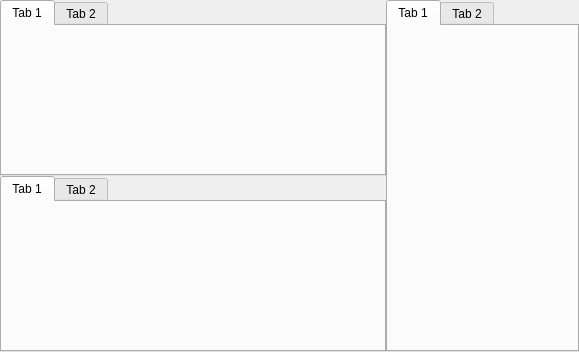
pyunity/pyunity-gui, file editor/editor.ui: the form before one commit.
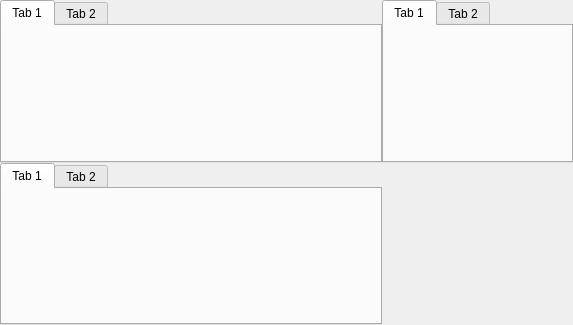
The form after the commit.

```diff
--- a/editor/editor.ui
+++ b/editor/editor.ui
@@ -6,15 +6,21 @@
    <rect>
     <x>0</x>
     <y>0</y>
-    <width>579</width>
-    <height>352</height>
+    <width>573</width>
+    <height>325</height>
    </rect>
   </property>
   <property name="windowTitle">
    <string>MainWindow</string>
   </property>
   <widget class="QWidget" name="centralwidget">
-   <layout class="QGridLayout" name="gridLayout" rowstretch="0,0" columnstretch="2,1">
+   <property name="sizePolicy">
+    <sizepolicy hsizetype="Preferred" vsizetype="Expanding">
+     <horstretch>0</horstretch>
+     <verstretch>0</verstretch>
+    </sizepolicy>
+   </property>
+   <layout class="QGridLayout" name="gridLayout" rowstretch="0,0" columnstretch="2,1,0">
     <property name="leftMargin">
      <number>0</number>
     </property>
@@ -30,20 +36,6 @@
     <property name="spacing">
      <number>0</number>
     </property>
-    <item row="0" column="0">
-     <widget class="QTabWidget" name="tabWidget">
-      <widget class="QWidget" name="tab">
-       <attribute name="title">
-        <string>Tab 1</string>
-       </attribute>
-      </widget>
-      <widget class="QWidget" name="tab_2">
-       <attribute name="title">
-        <string>Tab 2</string>
-       </attribute>
-      </widget>
-     </widget>
-    </item>
     <item row="1" column="0">
      <widget class="QTabWidget" name="tabWidget_3">
       <widget class="QWidget" name="tab_5">
@@ -58,7 +50,21 @@
       </widget>
      </widget>
     </item>
-    <item row="0" column="1" rowspan="2">
+    <item row="0" column="0">
+     <widget class="QTabWidget" name="tabWidget">
+      <widget class="QWidget" name="tab">
+       <attribute name="title">
+        <string>Tab 1</string>
+       </attribute>
+      </widget>
+      <widget class="QWidget" name="tab_2">
+       <attribute name="title">
+        <string>Tab 2</string>
+       </attribute>
+      </widget>
+     </widget>
+    </item>
+    <item row="0" column="1">
      <widget class="QTabWidget" name="tabWidget_2">
       <widget class="QWidget" name="tab_3">
        <attribute name="title">
```
Left out of the diff: 4 changed lines with no effect on the pictures.
